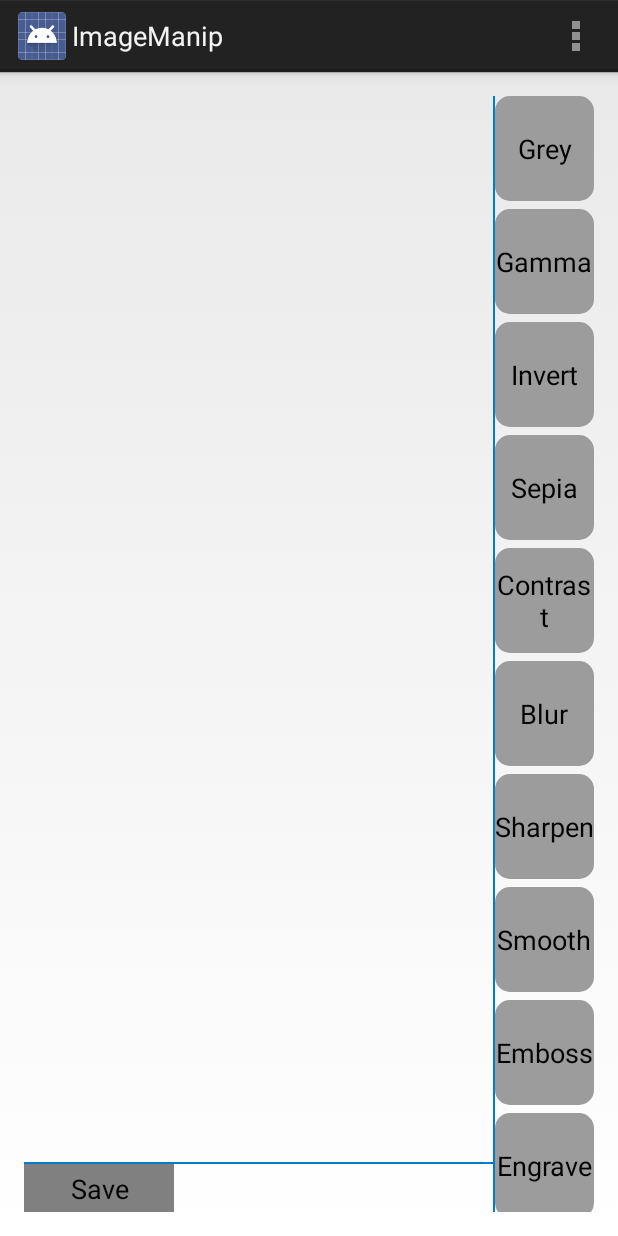
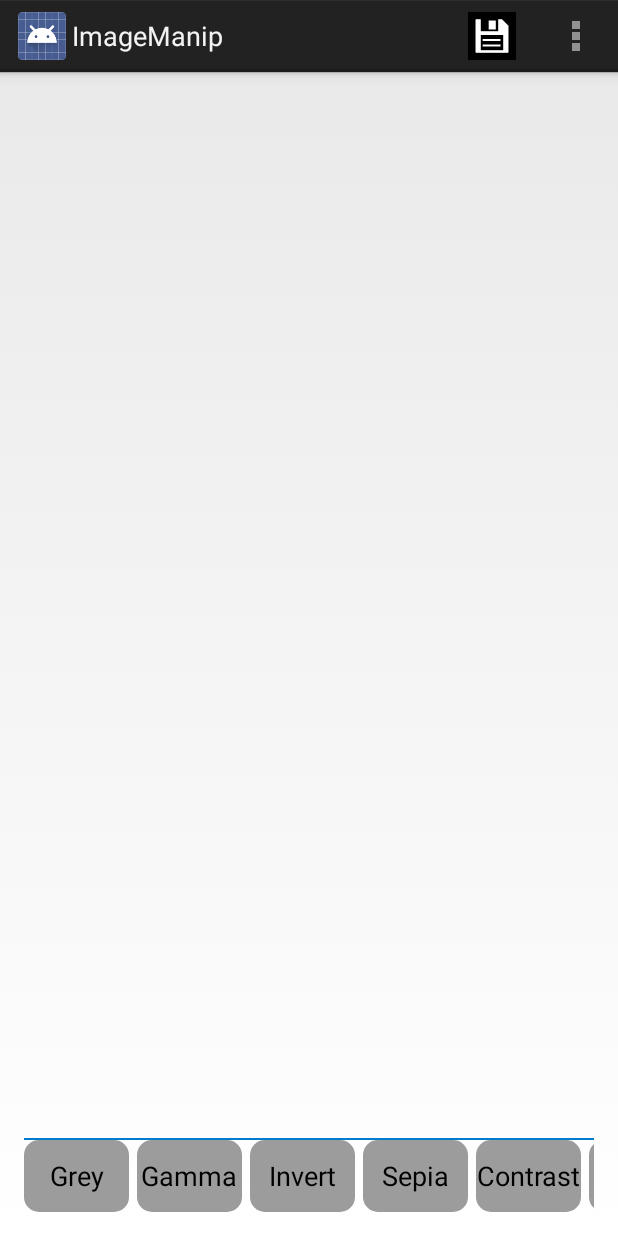
Before and after one commit to sudheendra/Android-ImageProcessing, an Android app: the screen it shows after launch (MainActivity), on a phone screen of 412 x 824 dp. Run offline under Robolectric (Android 15) with nearby library versions, the phone set to English and light mode, and no system bars.

Commit message:
UI Changes
Changed Effects button. More space for Image View, Save button in Action
Bar

```diff
--- a/ImageManip/src/main/java/com/image/imagemanip/ImageManipulator.java
+++ b/ImageManip/src/main/java/com/image/imagemanip/ImageManipulator.java
@@ -256,7 +256,7 @@ public class ImageManipulator {
         return bmOut;
     }
 
-    public Bitmap applyGaussianBlur(Bitmap src, int factor) {
+    public Bitmap applyGaussianBlur(Bitmap src, int factor, int offset) {
         double[][] GaussianBlurConfig = new double[][] {
                 { 1, 2, 1 },
                 { 2, 4, 2 },
@@ -266,7 +266,7 @@ public class ImageManipulator {
         ConvolutionMatrix convMatrix = new ConvolutionMatrix(3);
         convMatrix.applyConfig(GaussianBlurConfig);
         convMatrix.Factor = factor;
-        convMatrix.Offset = 0;
+        convMatrix.Offset = offset;
         return ConvolutionMatrix.computeConvolution3x3(src, convMatrix);
     }
 
--- a/ImageManip/src/main/res/layout/activity_main.xml
+++ b/ImageManip/src/main/res/layout/activity_main.xml
@@ -7,168 +7,153 @@
     android:paddingTop="@dimen/activity_vertical_margin"
     android:paddingBottom="@dimen/activity_vertical_margin"
     tools:context=".MainActivity"
-    android:orientation="horizontal"
+    android:orientation="vertical"
     >
 
     <LinearLayout
         android:layout_width="fill_parent"
         android:layout_height="fill_parent"
         android:layout_gravity="left"
-        android:orientation="vertical"
+        android:orientation="horizontal"
         android:layout_weight="0.8"
         >
         <ImageView
             android:layout_width="fill_parent"
             android:layout_height="fill_parent"
-            android:layout_weight="0.9"
-            android:minHeight="400dp"
             android:id="@+id/imageView"
             android:onClick="LoadImageFromGallery"/>
-
-        <View android:layout_height="1dp"
-                android:layout_width="match_parent"
-                android:background="#FF007CCD" />
-
-        <Button android:layout_width="100dp"
-                android:layout_height="40dp"
-                android:layout_weight="0.2"
-                android:text="Save"
-                android:id="@+id/SaveBtn"
-                android:layout_gravity="bottom"
-                android:background="#FF808080"/>
-
     </LinearLayout>
 
 
-    <View android:layout_height="match_parent"
-        android:layout_width="1dp"
+    <View android:layout_width="match_parent"
+        android:layout_height="1dp"
         android:background="#FF007CCD" />
 
+
     <LinearLayout
+        android:layout_width="fill_parent"
+        android:layout_height="wrap_content"
+        android:layout_gravity="left|center_vertical"
+        android:orientation="horizontal">
+
+        <HorizontalScrollView
         android:layout_width="wrap_content"
-        android:layout_height="fill_parent"
-        android:layout_weight="0.3"
-        android:layout_gravity="left|center_vertical"
-        android:orientation="vertical">
+        android:layout_height="wrap_content"
+        android:scrollbarThumbVertical="@drawable/customscrollbar"
+        android:fadeScrollbars="true">
 
-        <ScrollView android:layout_height="match_parent"
-            android:layout_width="wrap_content"
-            android:scrollbars="vertical"
-            android:fadeScrollbars="true"
-            android:scrollbarThumbVertical="@drawable/customscrollbar">
 
         <LinearLayout android:layout_height="match_parent"
-            android:layout_width="match_parent"
-            android:orientation="vertical">
+            android:layout_width="wrap_content"
+            android:orientation="horizontal">
 
-            <Button android:layout_height="70dp"
-                android:layout_width="match_parent"
+            <Button android:layout_height="match_parent"
+                android:layout_width="70dp"
                 android:text="Grey"
                 android:id="@+id/GreyImageBtn"
                 android:onClick="GenerateGreyImage"
                 android:background="@drawable/customborder"/>
 
-            <Button android:layout_height="70dp"
-                android:layout_width="match_parent"
+            <Button android:layout_width="70dp"
+                android:layout_height="match_parent"
                 android:text="Gamma"
-                android:layout_marginTop="5dp"
+                android:layout_marginLeft="5dp"
                 android:id="@+id/GammaImageBtn"
                 android:background="@drawable/customborder"/>
 
-            <Button android:layout_height="70dp"
-                android:layout_width="match_parent"
-                android:layout_marginTop="5dp"
+            <Button android:layout_width="70dp"
+                android:layout_height="match_parent"
+                android:layout_marginLeft="5dp"
                 android:text="Invert"
                 android:id="@+id/InvertImageBtn"
                 android:background="@drawable/customborder"/>
 
-            <Button android:layout_height="70dp"
-                android:layout_width="match_parent"
-                android:layout_marginTop="5dp"
+            <Button android:layout_width="70dp"
+                android:layout_height="match_parent"
+                android:layout_marginLeft="5dp"
                 android:text="Sepia"
                 android:id="@+id/SepiaBtn"
                 android:background="@drawable/customborder"/>
 
-            <Button android:layout_height="70dp"
-                android:layout_width="match_parent"
-                android:layout_marginTop="5dp"
+            <Button android:layout_width="70dp"
+                android:layout_height="match_parent"
+                android:layout_marginLeft="5dp"
                 android:text="Contrast"
                 android:id="@+id/ContrastBtn"
                 android:background="@drawable/customborder"/>
 
-            <Button android:layout_height="70dp"
-                android:layout_width="match_parent"
+            <Button android:layout_width="70dp"
+                android:layout_height="match_parent"
                 android:text="Blur"
-                android:layout_marginTop="5dp"
+                android:layout_marginLeft="5dp"
                 android:id="@+id/BlurBtn"
                 android:background="@drawable/customborder"/>
 
-            <Button android:layout_height="70dp"
-                android:layout_width="match_parent"
-                android:layout_marginTop="5dp"
+            <Button android:layout_width="70dp"
+                android:layout_height="match_parent"
+                android:layout_marginLeft="5dp"
                 android:text="Sharpen"
                 android:id="@+id/SharpenBtn"
                 android:background="@drawable/customborder"/>
 
-            <Button android:layout_height="70dp"
-                android:layout_width="match_parent"
+            <Button android:layout_width="70dp"
+                android:layout_height="match_parent"
                 android:text="Smooth"
-                android:layout_marginTop="5dp"
+                android:layout_marginLeft="5dp"
                 android:id="@+id/SmoothBtn"
                 android:background="@drawable/customborder"/>
 
-            <Button android:layout_height="70dp"
-                android:layout_width="match_parent"
+            <Button android:layout_width="70dp"
+                android:layout_height="match_parent"
                 android:text="Emboss"
-                android:layout_marginTop="5dp"
+                android:layout_marginLeft="5dp"
                 android:id="@+id/EmbossBtn"
                 android:background="@drawable/customborder"/>
 
-            <Button android:layout_height="70dp"
-                android:layout_width="match_parent"
+            <Button android:layout_width="70dp"
+                android:layout_height="match_parent"
                 android:text="Engrave"
-                android:layout_marginTop="5dp"
+                android:layout_marginLeft="5dp"
                 android:id="@+id/EngraveBtn"
                 android:background="@drawable/customborder"/>
 
-            <Button android:layout_height="70dp"
-                android:layout_width="match_parent"
+            <Button android:layout_width="100dp"
+                android:layout_height="match_parent"
                 android:text="WaterMark"
-                android:layout_marginTop="5dp"
+                android:layout_marginLeft="5dp"
                 android:id="@+id/WatermarkBtn"
                 android:background="@drawable/customborder"/>
 
-            <Button android:layout_height="70dp"
-                android:layout_width="match_parent"
+            <Button android:layout_width="70dp"
+                android:layout_height="match_parent"
                 android:text="Mirror"
-                android:layout_marginTop="5dp"
+                android:layout_marginLeft="5dp"
                 android:id="@+id/MirrorBtn"
                 android:background="@drawable/customborder"/>
 
-            <Button android:layout_height="70dp"
-                android:layout_width="match_parent"
+            <Button android:layout_width="100dp"
+                android:layout_height="match_parent"
                 android:text="FlipVertical"
-                android:layout_marginTop="5dp"
+                android:layout_marginLeft="5dp"
                 android:id="@+id/FlipVerticalBtn"
                 android:background="@drawable/customborder"/>
 
-            <Button android:layout_height="70dp"
-                android:layout_width="match_parent"
+            <Button android:layout_width="70dp"
+                android:layout_height="match_parent"
                 android:text="Tint"
-                android:layout_marginTop="5dp"
+                android:layout_marginLeft="5dp"
                 android:id="@+id/TintBtn"
                 android:background="@drawable/customborder"/>
 
-            <Button android:layout_height="70dp"
-                android:layout_width="match_parent"
+            <Button android:layout_width="80dp"
+                android:layout_height="match_parent"
                 android:text="Reflection"
-                android:layout_marginTop="5dp"
+                android:layout_marginLeft="5dp"
                 android:id="@+id/ReflectionBtn"
                 android:background="@drawable/customborder"/>
 
         </LinearLayout>
-
-        </ScrollView>
+        </HorizontalScrollView>
 
     </LinearLayout>
 
--- a/ImageManip/src/main/res/menu/main.xml
+++ b/ImageManip/src/main/res/menu/main.xml
@@ -3,4 +3,8 @@
         android:title="@string/action_settings"
         android:orderInCategory="100"
         android:showAsAction="never" />
+    <item android:id="@+id/action_save"
+        android:icon="@drawable/ic_action_save"
+        android:title="@string/action_save"
+        android:showAsAction="always" />
 </menu>
--- a/ImageManip/src/main/res/values/strings.xml
+++ b/ImageManip/src/main/res/values/strings.xml
@@ -4,5 +4,6 @@
     <string name="app_name">ImageManip</string>
     <string name="action_settings">Settings</string>
     <string name="hello_world">Hello world!</string>
+    <string name="action_save">Save</string>
 
 </resources>
```
Also changed, not shown: ImageManip/src/main/java/com/image/imagemanip/MainActivity.java (+97 -40 lines), ImageManip/src/main/res/drawable-hdpi/ic_action_save.png (added), ImageManip/src/main/res/drawable-mdpi/ic_action_save.png (added), ImageManip/src/main/res/drawable-xhdpi/ic_action_save.png (added), ImageManip/src/main/res/drawable-xxhdpi/ic_action_save.png (added).
